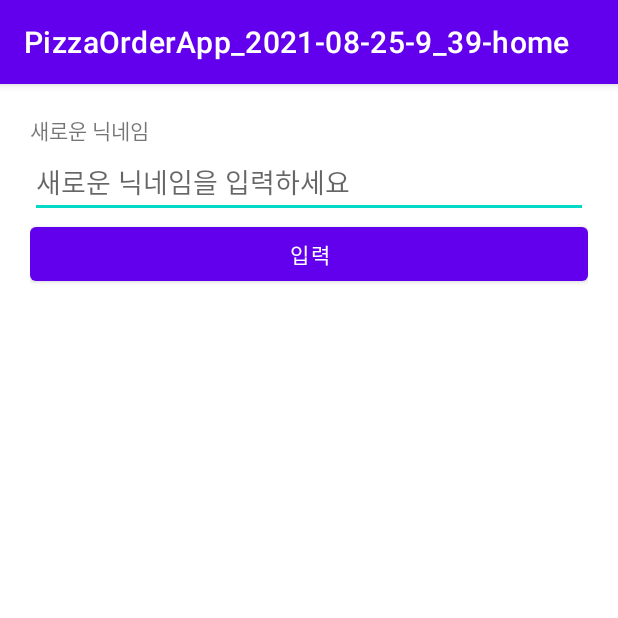
After one commit to dqwdd/PizzaOrderApp_2021-08-25-9_39-home, an Android app: the EditNicknameActivity screen opened directly, with no data from a screen before it, on a phone screen of 412 x 824 dp, the top half of it. The commit adds this screen. Run offline under Robolectric (Android 15) with nearby library versions, the phone set to English and light mode, and no system bars.

Commit message:
인텐트 okBtn까지 코드 작성

```diff
--- a/app/build.gradle
+++ b/app/build.gradle
@@ -34,6 +34,11 @@ android {
 
 dependencies {
 
+    implementation 'io.github.ParkSangGwon:tedpermission-normal:3.2.1'
+    implementation 'io.github.ParkSangGwon:tedpermissionl:3.2.0'
+    implementation 'io.github.ParkSangGwon:tedpermission-coroutine:3.2.1'
+    implementation 'io.github.ParkSangGwon:tedpermission-rx2:3.2.1'
+    implementation 'io.github.ParkSangGwon:tedpermission-rx3:3.2.1'
     implementation 'de.hdodenhof:circleimageview:3.1.0'
     implementation 'com.github.bumptech.glide:glide:4.12.0'
     annotationProcessor 'com.github.bumptech.glide:compiler:4.12.0'
--- a/app/src/main/AndroidManifest.xml
+++ b/app/src/main/AndroidManifest.xml
@@ -13,6 +13,9 @@
         android:supportsRtl="true"
         android:theme="@style/Theme.PizzaOrderApp_202108259_39home"
         android:usesCleartextTraffic="true">
+        <activity
+            android:name=".EditNicknameActivity"
+            android:exported="true" />
         <activity
             android:name=".ViewStoreDetailActivity"
             android:exported="true" />
--- /dev/null
+++ b/app/src/main/java/com/example/pizzaorderapp_2021_08_25_9_39_home/EditNicknameActivity.kt
@@ -0,0 +1,36 @@
+package com.example.pizzaorderapp_2021_08_25_9_39_home
+
+import android.app.Activity
+import android.content.Intent
+import androidx.appcompat.app.AppCompatActivity
+import android.os.Bundle
+import kotlinx.android.synthetic.main.activity_edit_nickname.*
+
+class EditNicknameActivity : BaseActivity() {
+
+    override fun onCreate(savedInstanceState: Bundle?) {
+        super.onCreate(savedInstanceState)
+        setContentView(R.layout.activity_edit_nickname)
+        setupEvents()
+        setValues()
+
+    }
+
+
+    override fun setupEvents() {
+
+        okBtn.setOnClickListener {
+            val inputNickname = nickNameEdt.text.toString()
+
+            val resultIntent = Intent()
+            resultIntent.putExtra("nickname", inputNickname)
+            setResult(RESULT_OK, resultIntent)
+            finish()
+        }
+    }
+
+    override fun setValues() {
+    }
+
+
+}
--- a/app/src/main/java/com/example/pizzaorderapp_2021_08_25_9_39_home/MainActivity.kt
+++ b/app/src/main/java/com/example/pizzaorderapp_2021_08_25_9_39_home/MainActivity.kt
@@ -27,11 +27,7 @@ class MainActivity : BaseActivity() {
 
 
     override fun setupEvents() {
-        dialBtn.setOnClickListener {
-            val myUri = Uri.parse("tel:${mStoreData.PhoneNum}")
-            val myIntent = Intent(Intent.ACTION_DIAL,myUri)
-            startActivity(myIntent)
-        }
+
     }
 
     override fun setValues() {
--- /dev/null
+++ b/app/src/main/res/layout/activity_edit_nickname.xml
@@ -0,0 +1,29 @@
+<?xml version="1.0" encoding="utf-8"?>
+<LinearLayout xmlns:android="http://schemas.android.com/apk/res/android"
+    xmlns:app="http://schemas.android.com/apk/res-auto"
+    xmlns:tools="http://schemas.android.com/tools"
+    android:layout_width="match_parent"
+    android:layout_height="match_parent"
+    android:orientation="vertical"
+    android:padding="20dp"
+    tools:context=".EditNicknameActivity">
+
+    <TextView
+        android:layout_width="wrap_content"
+        android:layout_height="wrap_content"
+        android:text="새로운 닉네임"/>
+
+    <EditText
+        android:id="@+id/nickNameEdt"
+        android:layout_width="match_parent"
+        android:layout_height="wrap_content"
+        android:hint="새로운 닉네임을 입력하세요"
+        android:singleLine="true"/>
+
+    <Button
+        android:id="@+id/okBtn"
+        android:layout_width="match_parent"
+        android:layout_height="wrap_content"
+        android:text="입력"/>
+
+</LinearLayout>
```
Also changed, not shown: app/src/main/java/com/example/pizzaorderapp_2021_08_25_9_39_home/ViewStoreDetailActivity.kt (+13 -0 lines), app/src/main/java/com/example/pizzaorderapp_2021_08_25_9_39_home/fragments/MyProfileFragment.kt (+13 -1 lines), app/src/main/res/layout/fragment_myprofilefragment.xml (+29 -1 lines).
